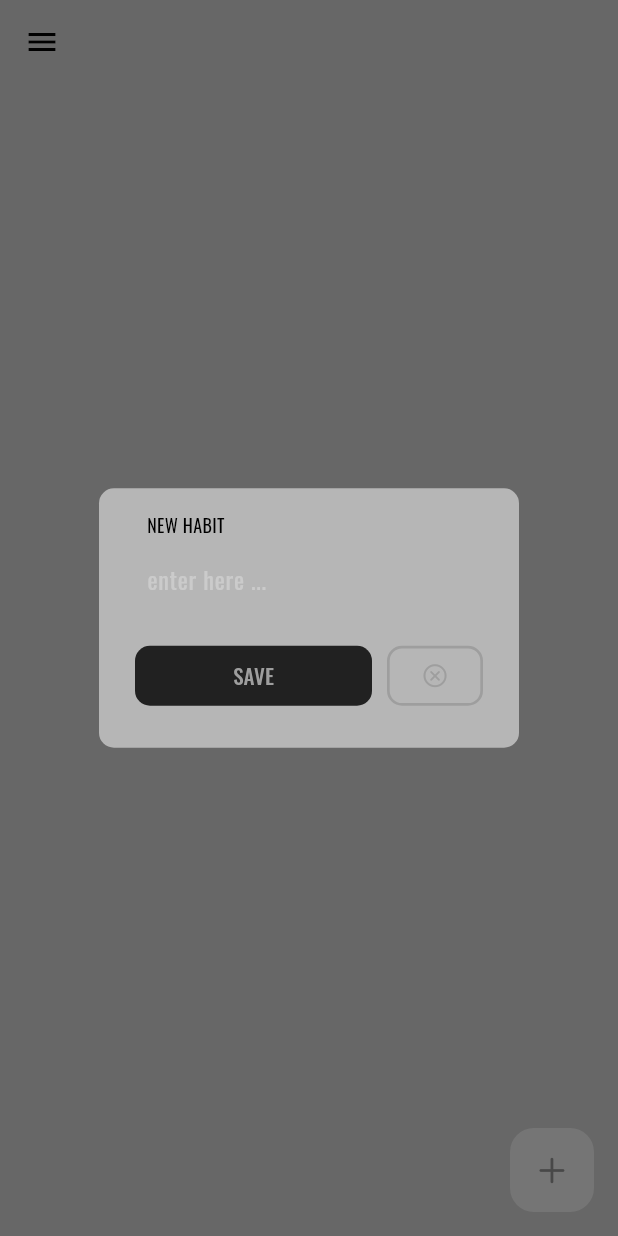
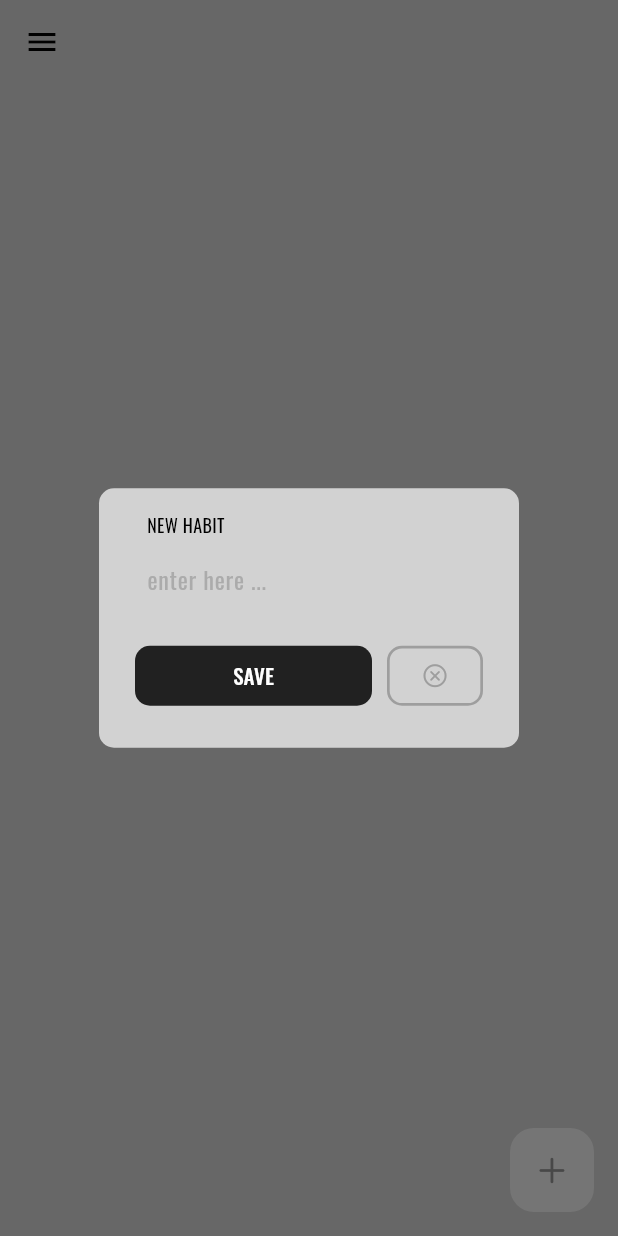
Before and after one commit to Nanaika/habit_tracker, a Flutter app: the screen it shows after launch, after a tap on an icon or button, on a phone screen of 412 x 824 dp. Run offline on Flutter 3.47's test engine with Material 3 defaults, Android fonts, the phone set to English and light mode, and no system bars; our stand-ins replace flutter_bloc, flutter_slidable, google_fonts, isar, lottie, shared_preferences; accounts and stored records are empty; generated files the repository leaves out were written again.

Commit message:
init commit

```diff
--- a/lib/components/home_page/custom_edit_text.dart
+++ b/lib/components/home_page/custom_edit_text.dart
@@ -5,10 +5,12 @@ import 'package:habit_tracker/bloc/empty_field_bloc.dart';
 class CustomEditText extends StatelessWidget {
   const CustomEditText({
     super.key,
-    required this.controller,
+    required this.controller, this.title = '',
+
   });
 
   final TextEditingController controller;
+  final String title;
 
   @override
   Widget build(BuildContext context) {
@@ -16,11 +18,11 @@ class CustomEditText extends StatelessWidget {
     return Column(
       crossAxisAlignment: CrossAxisAlignment.start,
       children: [
-        const Padding(
-          padding: EdgeInsets.only(left: 8.0, bottom: 4.0),
+        Padding(
+          padding: const EdgeInsets.only(left: 8.0, bottom: 4.0),
           child: Text(
-            'NEW HABIT',
-            style: TextStyle(fontSize: 12),
+            title,
+            style: const TextStyle(fontSize: 12),
           ),
         ),
         Container(
@@ -43,7 +45,7 @@ class CustomEditText extends StatelessWidget {
                 border: InputBorder.none,
                 hintText: 'enter here ...',
                 hintStyle: TextStyle(
-                  color: Theme.of(context).colorScheme.surface.withOpacity(0.5),
+                  color: Theme.of(context).colorScheme.primary.withOpacity(0.75),
                 ),
               ),
             ),
--- a/lib/components/home_page/custom_fab.dart
+++ b/lib/components/home_page/custom_fab.dart
@@ -4,11 +4,11 @@ import 'package:flutter/material.dart';
 class CustomFAB extends StatelessWidget {
   const CustomFAB({
     super.key,
-    required this.controller, required this.onPressed,
+    required this.onPressed,
   });
 
-  final TextEditingController controller;
   final Function() onPressed;
+
   @override
   Widget build(BuildContext context) {
     return FloatingActionButton(
--- a/lib/main.dart
+++ b/lib/main.dart
@@ -16,8 +16,6 @@ import 'domain/models/habit.dart';
 const isDarkKey = 'isDark';
 
 void main() async {
-
-
 
   WidgetsFlutterBinding.ensureInitialized();
 
--- a/lib/theme/theme/theme.dart
+++ b/lib/theme/theme/theme.dart
@@ -9,7 +9,7 @@ final lightTheme = ThemeData(
     secondary: Colors.grey.shade200,
     tertiary: Colors.white,
     inversePrimary: Colors.grey.shade900,
-    surfaceContainerHigh: const Color.fromARGB(255, 182, 182, 182),
+    surfaceContainerHigh: const Color.fromARGB(255, 210, 210, 210),
   ),
 );
 
@@ -23,6 +23,6 @@ final darkTheme = ThemeData(
     secondary: Colors.grey.shade700,
     tertiary: Colors.grey.shade800,
     inversePrimary: Colors.grey.shade300,
-    surfaceContainerHigh: const Color.fromARGB(255, 73, 73, 73),
+    surfaceContainerHigh: const Color.fromARGB(255, 38, 38, 38),
   ),
 );
--- /dev/null
+++ b/lib/util/constants.dart
@@ -0,0 +1,3 @@
+import 'dart:ui';
+
+const errorColor =  Color.fromARGB(255, 175, 0, 31);
```
Also changed, not shown: assets/error_red.json (added, +1 -0 lines), lib/components/dialogs/custom_dialog_view.dart (+42 -3 lines), lib/components/dialogs/show_custom_dialog.dart (+26 -3 lines), lib/components/home_page/actions.dart (+67 -1 lines), lib/components/home_page/habit_tile.dart (+36 -3 lines), lib/pages/home_page.dart (+30 -2 lines), pubspec.yaml (+4 -3 lines), pubspec.lock.
